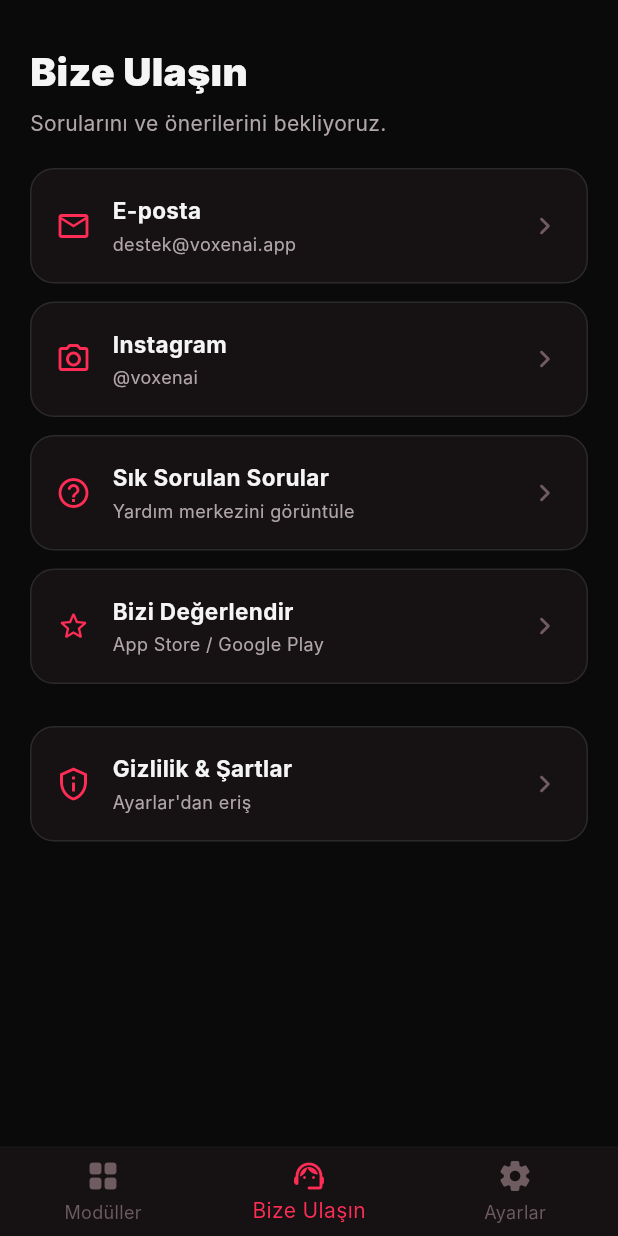
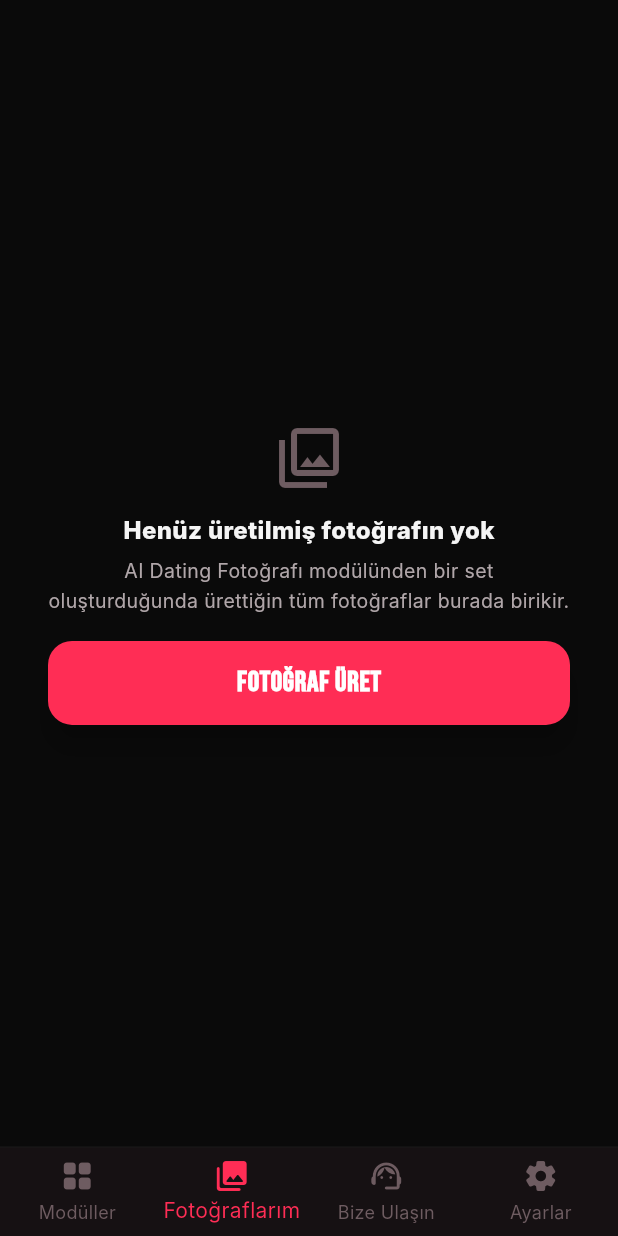
Before and after one commit to oxfordkelimelik-eng/voxenai, a Flutter app: the ModuleHubScreen screen opened by its route, item 2 of the bottom bar chosen, on a phone screen of 412 x 824 dp. Run offline on Flutter 3.47's test engine with Material 3 defaults, Android fonts, the phone set to English and light mode, and no system bars; our stand-ins replace cached_network_image, camera, cloud_firestore, cloud_functions, dio, equatable and 20 more; missing offline and left inert: gal, google_mlkit_face_detection, google_mlkit_pose_detection; accounts and stored records are empty; network calls fail; Roboto replaces fonts that are missing (Inter); project files that could hold a hidden picture were left out.

Commit message:
AI foto: tıklama sorununu düzelt, "Ekle" etiketi, kalıcı Fotoğraflarım sekmesi
1) Üretilen fotoğraflara dokunma/büyütme çalışmıyordu. GestureDetector +
   iç içe ClipRRect/AspectRatio/Stack kombinasyonu yerine Material+InkWell
   kullanıldı (Flutter'ın en güvenilir tıklanabilir-görsel deseni). Ayrıca
   GridView.count'a childAspectRatio: 3/4 eklendi — bu olmadan varsayılan
   kare hücre içinde 3:4 içerik ortalanıp küçülüyor, hücrenin kenarlarında
   görünmez/tıklanamaz boşluk kalıyordu.

2) Referans foto seçiminde "Değiştir" yazıyordu ama buton aslında listeye
   EKLİYORDU (_photos.add) — metin "Ekle" olarak düzeltildi. (Foto Analizi
   akışındaki "Değiştir" dokunulmadı; o akış gerçekten listeyi değiştiriyor.)

3) Yeni "Fotoğraflarım" sekmesi (hub'da 2. sekme): kullanıcının TÜM geçmiş
   üretim işlerindeki fotoğrafları tek galeride toplar (GeneratedPhotosScreen,
   users/{uid}/private/genData/genJobs koleksiyonundan status=='done' olan
   işleri dinler). _resultTile ortak GeneratedPhotoTile widget'ına çıkarıldı
   ki mevcut sonuç ekranı ve yeni galeri aynı (düzeltilmiş) tıklama davranışını
   paylaşsın. Sorgu için firestore.indexes.json'a composite index eklendi.

Co-Authored-By: Claude Opus 4.8 <noreply@anthropic.com>

```diff
--- a/lib/presentation/dating/modules/module_flows.dart
+++ b/lib/presentation/dating/modules/module_flows.dart
@@ -987,7 +987,10 @@ class _AiPhotoFlowState extends ConsumerState<AiPhotoFlow> {
             label: Text(
                 _validatingPhotos
                     ? 'Yüzler kontrol ediliyor…'
-                    : (_photos.isEmpty ? 'Galeriden Seç' : 'Değiştir'),
+                    // Bu akışta seçilen fotoğraflar LİSTEYE EKLENİR (bkz.
+                    // yukarıdaki onPressed — _photos.add), değiştirilmez;
+                    // buton metni davranışla uyuşmalı.
+                    : (_photos.isEmpty ? 'Galeriden Seç' : 'Ekle'),
                 style: const TextStyle(color: AppColors.gold)),
             style: OutlinedButton.styleFrom(
               side: const BorderSide(color: AppColors.borderGold),
@@ -1099,6 +1102,11 @@ class _AiPhotoFlowState extends ConsumerState<AiPhotoFlow> {
             crossAxisCount: 2,
             mainAxisSpacing: 10,
             crossAxisSpacing: 10,
+            // Hücrelerle içerik aynı orana (3:4) sahip olmalı — aksi halde
+            // GridView.count'un varsayılanı (1:1, kare) her hücreyi kare
+            // ayırır, içerik 3:4 diye ortalanıp küçülür ve hücrenin kenar
+            // boşluklarında görünmez/tıklanamaz bir alan kalır.
+            childAspectRatio: 3 / 4,
             children: [
               for (int i = 0; i < urls.length; i++)
                 _resultTile(urls[i], index: i),
@@ -1117,25 +1125,49 @@ class _AiPhotoFlowState extends ConsumerState<AiPhotoFlow> {
     );
   }
 
-  /// `gs://bucket/path` biçimindeki bir Firebase Storage URL'ini gerçek
-  /// bir indirme URL'ine çözüp gösterir (Firebase Auth token'ı ile —
-  /// storage.rules yalnızca sahibine izin verir).
-  Widget _resultTile(String gsUrl, {required int index}) {
-    // Foto üretiminde dönen tüm fotolar ödenmiştir; kilit/blur yok.
-    // Dokununca tam ekran görüntüleyici açılır (kaydırmalı + indirmeli).
-    return GestureDetector(
+  Widget _resultTile(String gsUrl, {required int index}) =>
+      GeneratedPhotoTile(gsUrl: gsUrl, allGsUrls: _resultUrls, index: index);
+}
+
+// ============================================================
+// Ortak üretilen-fotoğraf hücresi — hem güncel üretim sonucunda (AiPhotoFlow)
+// hem kalıcı "Fotoğraflarım" galerisinde (GeneratedPhotosScreen) kullanılır.
+// `gs://bucket/path` biçimindeki bir Firebase Storage URL'ini gerçek bir
+// indirme URL'ine çözüp gösterir (Firebase Auth token'ı ile — storage.rules
+// yalnızca sahibine izin verir). Dokununca tam ekran görüntüleyici açılır.
+// ============================================================
+class GeneratedPhotoTile extends StatelessWidget {
+  final String gsUrl;
+  final List<String> allGsUrls;
+  final int index;
+  const GeneratedPhotoTile({
+    super.key,
+    required this.gsUrl,
+    required this.allGsUrls,
+    required this.index,
+  });
+
+  @override
+  Widget build(BuildContext context) {
+    // Material + InkWell KASITLI olarak GestureDetector yerine kullanıldı:
+    // InkWell dokunulan alanı görsel olarak (ripple ile) doğrular ve
+    // Flutter'ın en test edilmiş tıklanabilir-görsel deseni — GestureDetector
+    // + iç içe Stack/ClipRRect/AspectRatio kombinasyonunda dokunma alanının
+    // gerçek hücreden küçük kalması ("tıklanmıyor" hissi) riskini ortadan
+    // kaldırır.
+    return Material(
+      color: Colors.transparent,
+      borderRadius: BorderRadius.circular(14),
+      clipBehavior: Clip.antiAlias,
+      child: InkWell(
         onTap: () => Navigator.of(context).push(
           MaterialPageRoute<void>(
             builder: (_) => PhotoViewerPage(
-            gsUrls: _resultUrls,
+              gsUrls: allGsUrls,
               initialIndex: index,
             ),
           ),
         ),
-      child: ClipRRect(
-        borderRadius: BorderRadius.circular(14),
-        child: AspectRatio(
-          aspectRatio: 3 / 4,
         child: Stack(
           fit: StackFit.expand,
           children: [
@@ -1171,6 +1203,7 @@ class _AiPhotoFlowState extends ConsumerState<AiPhotoFlow> {
             Positioned(
               right: 6,
               bottom: 6,
+              child: IgnorePointer(
                 child: Container(
                   padding: const EdgeInsets.all(5),
                   decoration: BoxDecoration(
@@ -1181,8 +1214,101 @@ class _AiPhotoFlowState extends ConsumerState<AiPhotoFlow> {
                       color: Colors.white, size: 16),
                 ),
               ),
-            ],
-          ),
+            ),
+          ],
+        ),
+      ),
+    );
+  }
+}
+
+// ============================================================
+// Kalıcı "Fotoğraflarım" galerisi — TÜM geçmiş üretim işlerindeki fotoğraflar
+// tek yerde. Hub'da ayrı bir sekme olarak açılır.
+// ============================================================
+class GeneratedPhotosScreen extends ConsumerWidget {
+  const GeneratedPhotosScreen({super.key});
+
+  @override
+  Widget build(BuildContext context, WidgetRef ref) {
+    final uid = ref.watch(authServiceProvider).uid;
+    if (uid == null) {
+      return const Center(
+        child: Text('Giriş yapman gerekiyor.',
+            style: TextStyle(color: AppColors.textSecondary)),
+      );
+    }
+    return StreamBuilder<QuerySnapshot<Map<String, dynamic>>>(
+      stream: FirebaseFirestore.instance
+          .collection('users/$uid/private/genData/genJobs')
+          .where('status', isEqualTo: 'done')
+          .orderBy('createdAt', descending: true)
+          .snapshots(),
+      builder: (context, snap) {
+        if (snap.connectionState == ConnectionState.waiting) {
+          return const Center(
+            child: CircularProgressIndicator(color: AppColors.gold),
+          );
+        }
+        // Her işten YALNIZCA 'done' durumundaki stillerin fotoğrafları — iş
+        // kısmi başarıyla bittiyse başarısız stillerin boş sonucu atlanır.
+        final urls = <String>[];
+        for (final doc in snap.data?.docs ?? const []) {
+          final results = doc.data()['results'] as Map<String, dynamic>?;
+          if (results == null) continue;
+          for (final entry in results.values) {
+            final map = entry as Map<String, dynamic>;
+            if (map['status'] != 'done') continue;
+            urls.addAll((map['photoUrls'] as List?)?.cast<String>() ?? []);
+          }
+        }
+        if (urls.isEmpty) {
+          return _emptyState(context);
+        }
+        return GridView.count(
+          padding: const EdgeInsets.all(16),
+          crossAxisCount: 2,
+          mainAxisSpacing: 10,
+          crossAxisSpacing: 10,
+          childAspectRatio: 3 / 4,
+          children: [
+            for (int i = 0; i < urls.length; i++)
+              GeneratedPhotoTile(gsUrl: urls[i], allGsUrls: urls, index: i),
+          ],
+        );
+      },
+    );
+  }
+
+  Widget _emptyState(BuildContext context) {
+    return Center(
+      child: Padding(
+        padding: const EdgeInsets.all(32),
+        child: Column(
+          mainAxisSize: MainAxisSize.min,
+          children: [
+            const Icon(Icons.photo_library_outlined,
+                color: AppColors.textMuted, size: 48),
+            const SizedBox(height: 12),
+            const Text('Henüz üretilmiş fotoğrafın yok',
+                style: TextStyle(
+                    fontSize: 16,
+                    fontWeight: FontWeight.w800,
+                    color: AppColors.textPrimary)),
+            const SizedBox(height: 6),
+            const Text(
+                'AI Dating Fotoğrafı modülünden bir set oluşturduğunda '
+                'ürettiğin tüm fotoğraflar burada birikir.',
+                textAlign: TextAlign.center,
+                style:
+                    TextStyle(fontSize: 13, color: AppColors.textSecondary)),
+            const SizedBox(height: 16),
+            PrimaryButton(
+              label: 'Fotoğraf Üret',
+              onPressed: () =>
+                  context.push('${DatingRoutes.module}/ai_photo'),
+            ),
+          ],
         ),
       ),
     );
--- a/lib/presentation/dating/modules/module_hub.dart
+++ b/lib/presentation/dating/modules/module_hub.dart
@@ -6,6 +6,7 @@ import '../../../core/constants/dating_constants.dart';
 import '../../../core/router/dating_routes.dart';
 import '../providers/dating_providers.dart';
 import '../widgets/shared_widgets.dart';
+import 'module_flows.dart' show GeneratedPhotosScreen;
 
 /// Giriş/abonelik sonrası ana merkez (Bölüm 6). Alt menü: Modüller / Bize
 /// Ulaşın / Ayarlar. 2 aktif modül + kredi bakiyesi.
@@ -36,7 +37,14 @@ class _ModuleHubScreenState extends ConsumerState<ModuleHubScreen> {
   Widget build(BuildContext context) {
     return Scaffold(
       backgroundColor: AppColors.background,
-      body: SafeArea(child: _tab == 0 ? _modules() : _contact()),
+      body: SafeArea(
+        child: switch (_tab) {
+          0 => _modules(),
+          1 => const GeneratedPhotosScreen(),
+          2 => _contact(),
+          _ => _modules(),
+        },
+      ),
       bottomNavigationBar: _bottomNav(),
     );
   }
@@ -55,7 +63,9 @@ class _ModuleHubScreenState extends ConsumerState<ModuleHubScreen> {
         type: BottomNavigationBarType.fixed,
         elevation: 0,
         onTap: (i) {
-          if (i == 2) {
+          // Ayarlar bir sekme değil, ayrı bir ekrana geçiştir (_tab
+          // değişmez — geri dönünce en son gerçek sekmede kalınır).
+          if (i == 3) {
             context.push(DatingRoutes.settings);
             return;
           }
@@ -64,6 +74,9 @@ class _ModuleHubScreenState extends ConsumerState<ModuleHubScreen> {
         items: const [
           BottomNavigationBarItem(
               icon: Icon(Icons.grid_view_rounded), label: 'Modüller'),
+          BottomNavigationBarItem(
+              icon: Icon(Icons.photo_library_rounded),
+              label: 'Fotoğraflarım'),
           BottomNavigationBarItem(
               icon: Icon(Icons.support_agent_rounded), label: 'Bize Ulaşın'),
           BottomNavigationBarItem(
```
Also changed, not shown: firestore.indexes.json (+8 -0 lines). Lines whose indentation alone changed are shown as unchanged.
